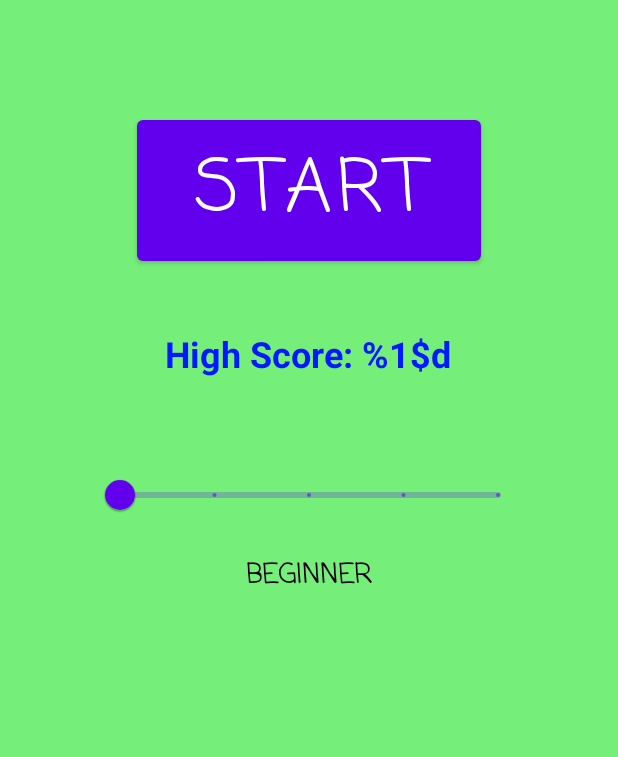
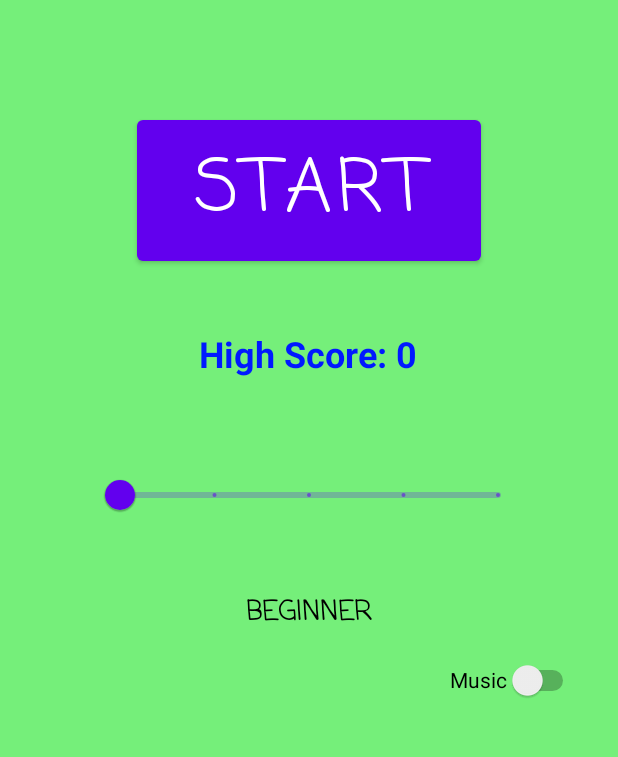
Before and after one commit to tylervalentine/Gravity-Snake-Game, an Android app: the screen it shows after launch (WelcomeActivity), on a phone screen of 412 x 824 dp, the part 470-1227 px from its top. Run offline under Robolectric (Android 15) with nearby library versions, the phone set to English and light mode, and no system bars.

Commit message:
Add music switch

```diff
--- a/app/src/main/java/edu/moravian/csci215/gravitysnake/SnakeGameView.kt
+++ b/app/src/main/java/edu/moravian/csci215/gravitysnake/SnakeGameView.kt
@@ -137,7 +137,7 @@ class SnakeGameView constructor(context: Context, attrs: AttributeSet? = null) :
     override fun onTouchEvent(event: MotionEvent?): Boolean {
         if (!snakeGame.touched(PointF(event!!.x, event.y))) {
             val activity = context as Activity
-            val sharedPref = activity.getPreferences(Context.MODE_PRIVATE)
+            val sharedPref = activity.getSharedPreferences("highscore",Context.MODE_PRIVATE)
             with (sharedPref.edit()) {
                 putInt(GameActivity.DifficultyFormat.findByValue(difficulty).toString(), snakeGame.score)
                 apply()
--- a/app/src/main/java/edu/moravian/csci215/gravitysnake/WelcomeActivity.kt
+++ b/app/src/main/java/edu/moravian/csci215/gravitysnake/WelcomeActivity.kt
@@ -1,24 +1,28 @@
 package edu.moravian.csci215.gravitysnake
 import android.content.Context
 import android.content.Intent
+import android.media.MediaPlayer
 import android.os.Bundle
+import android.util.Log
 import android.view.View
 import android.widget.TextView
+import androidx.annotation.RawRes
 import androidx.appcompat.app.AppCompatActivity
 import com.google.android.material.slider.Slider
 import edu.moravian.csci215.gravitysnake.databinding.WelcomeScreenBinding
+import java.io.IOException
 
 class WelcomeActivity: AppCompatActivity() {
 
     private lateinit var binding: WelcomeScreenBinding
 
-    private var gameTitle: TextView? = null
-    private  var difficultyResult: TextView? = null
     private var difficultyNumber: Int = 0
-    private var difficultySlider: Slider? = null
-    private var highScoreText: TextView? = null
 
-    private var gameActivity = GameActivity()
+    /** Media player instance */
+    private var mediaPlayer: MediaPlayer? = null
+
+    /** Audio file to play */
+    private val audio = R.raw.desert
 
     override fun onCreate(savedInstanceState: Bundle?) {
         super.onCreate(savedInstanceState)
@@ -31,6 +35,9 @@ class WelcomeActivity: AppCompatActivity() {
         // defaults the difficulty to BEGINNER
         binding.difficultyResult.text = GameActivity.DifficultyFormat.findByValue(0).toString()
 
+        // defaults high score text to BEGINNER
+        setHighScoreText(0)
+
         // Changes game difficulty based on value of slider
         binding.difficultySlider.addOnChangeListener { _, value, _ ->
             difficultyNumber = value.toInt()
@@ -38,6 +45,27 @@ class WelcomeActivity: AppCompatActivity() {
             setHighScoreText(difficultyNumber)
         }
 
+        binding.musicSwitch.setOnCheckedChangeListener { _, isChecked ->
+            if(isChecked) {
+                mediaPlayer?.start()
+            }
+            else {
+                mediaPlayer?.pause()
+            }
+        }
+    }
+
+    override fun onStart()
+    {
+        super.onStart()
+        mediaPlayer = MediaPlayer.create(applicationContext, R.raw.desert)
+        setAudioResource(audio)
+    }
+
+    override fun onDestroy() {
+        super.onDestroy()
+        mediaPlayer?.release()
+        mediaPlayer = null
     }
 
     /**
@@ -45,9 +73,31 @@ class WelcomeActivity: AppCompatActivity() {
      * @param difficulty difficulty number
      */
     private fun setHighScoreText(difficulty: Int) {
-        val sharedPref = this.getPreferences(Context.MODE_PRIVATE) ?: return
+        val sharedPref = this.getSharedPreferences("highscore", Context.MODE_PRIVATE) ?: return
         val highScore = sharedPref.getInt(GameActivity.DifficultyFormat.findByValue(difficulty).toString(), 0)
         binding.highScore.text = getString(R.string.high_score_text, highScore)
+    }
+
+    /**
+     * Sets the audio being played from a resource ID.
+     * @param resourceId the resource audio for the audio, R.raw.desert
+     */
+    private fun setAudioResource(@RawRes resourceId: Int) {
+        val afd = resources.openRawResourceFd(resourceId)
+        try {
+            mediaPlayer?.apply {
+                reset()
+                setDataSource(afd.fileDescriptor, afd.startOffset, afd.length)
+                prepare()
+                afd.close()
+            }
+        } catch (ex: IOException) {
+            Log.e("MainActivity", "set audio resource failed", ex)
+        }
+    }
+
+    private fun setMusic() {
+        mediaPlayer?.start()
     }
 
     /** Allows the screen to change to the game activity when the user clicks the start button */
--- a/app/src/main/res/layout/welcome_screen.xml
+++ b/app/src/main/res/layout/welcome_screen.xml
@@ -5,7 +5,8 @@
     android:layout_width="match_parent"
     android:layout_height="match_parent"
     android:background="#9513E31D"
-    tools:context=".GameActivity">
+    tools:context=".GameActivity"
+    tools:ignore="UseSwitchCompatOrMaterialXml">
 
     <TextView
         android:id="@+id/gameTitle"
@@ -59,6 +60,7 @@
         android:textColor="@color/black"
         android:textSize="18sp"
         android:textStyle="bold"
+        app:layout_constraintBottom_toBottomOf="parent"
         app:layout_constraintEnd_toEndOf="parent"
         app:layout_constraintStart_toStartOf="parent"
         app:layout_constraintTop_toTopOf="@+id/difficultySlider"
@@ -80,5 +82,19 @@
         app:layout_constraintTop_toBottomOf="@+id/startButton"
         app:layout_constraintVertical_bias="0.0" />
 
+    <Switch
+        android:id="@+id/music_switch"
+        android:layout_width="wrap_content"
+        android:layout_height="wrap_content"
+        android:layout_marginTop="75dp"
+        android:minHeight="48dp"
+        android:text="@string/music_switch_text"
+        app:layout_constraintBottom_toBottomOf="parent"
+        app:layout_constraintEnd_toEndOf="parent"
+        app:layout_constraintHorizontal_bias="0.92"
+        app:layout_constraintStart_toStartOf="parent"
+        app:layout_constraintTop_toBottomOf="@+id/difficultySlider"
+        app:layout_constraintVertical_bias="0.0" />
+
 </androidx.constraintlayout.widget.ConstraintLayout>
     <!-- Code from https://www.geeksforgeeks.org/how-to-customise-mdc-sliders-in-android/ -->
--- a/app/src/main/res/values/strings.xml
+++ b/app/src/main/res/values/strings.xml
@@ -5,4 +5,5 @@
     <string name="start_game">START</string>
     <string name="high_score_text">High Score: %1$d</string>
     <string name= "high_score">0</string>
+    <string name="music_switch_text">Music</string>
 </resources>
```
Also changed, not shown: app/src/main/java/edu/moravian/csci215/gravitysnake/GameActivity.kt (+0 -62 lines), 1 other file.
